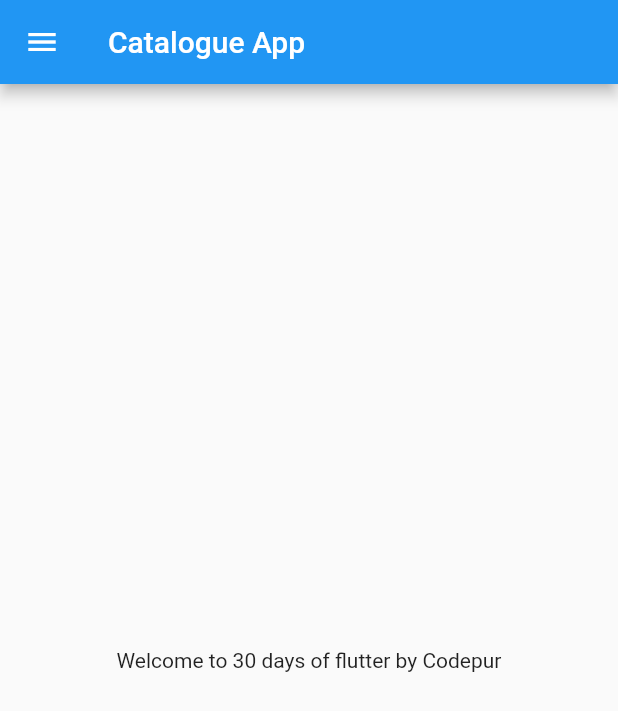
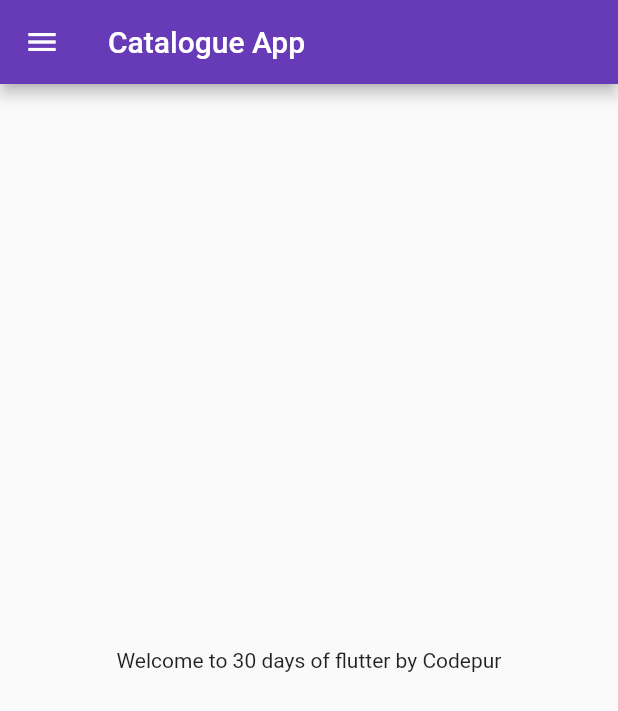
Before and after one commit to sparshkp/Flutter_catalogue, a Flutter app: the screen it shows after launch, on a phone screen of 412 x 824 dp. Shown: the top 711 px of the screen. Run offline on Flutter 3.47's test engine with Material 2 defaults, Android fonts, the phone set to English and light mode, and no system bars.

Commit message:
day3_completed

```diff
--- a/lib/main.dart
+++ b/lib/main.dart
@@ -1,7 +1,8 @@
 
 
 import 'package:flutter/material.dart';
-import 'package:flutter_catalogue_1/home_page.dart';
+import 'package:flutter_catalogue_1/pages/home_page.dart';
+import 'package:flutter_catalogue_1/pages/login_page.dart';
 
 void main(){
   runApp(MyApp());
@@ -12,7 +13,18 @@
   @override
   Widget build(BuildContext context) {
     return MaterialApp(
-      home:HomePage(),
+
+      themeMode: ThemeMode.light,
+      theme: ThemeData(primarySwatch: Colors.deepPurple),
+      darkTheme: ThemeData(
+        brightness: Brightness.dark
+      ),
+      initialRoute: "/Home",
+      routes: {
+        "/":(context) => LoginPage(),
+        "/Home":(context) => HomePage(),
+        "/Login":(context) => LoginPage(),
+      },
     );
   }
 }
```
Also changed, not shown: lib/pages/login_page.dart (added, +19 -0 lines), lib/pages/home_page.dart (renamed from lib/home_page.dart).
